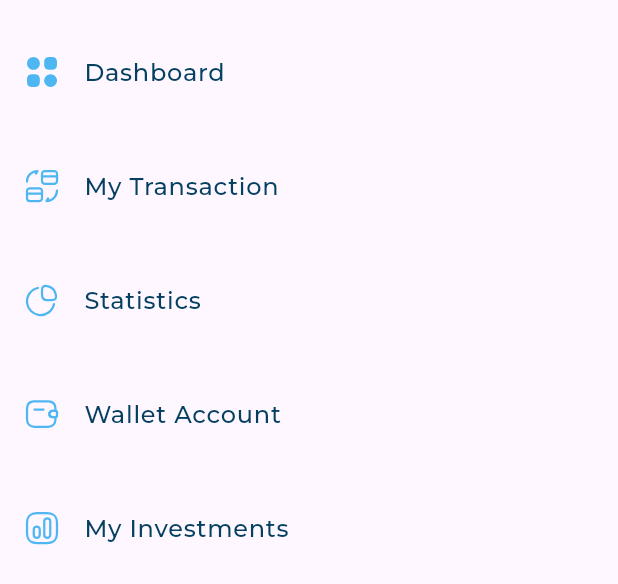
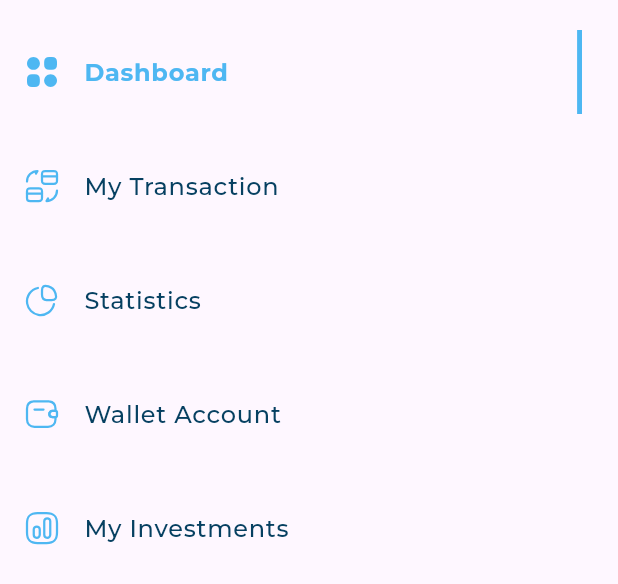
Before and after one commit to George-Anyas/Responsive_dash_board, a Flutter app: the DrawersItemsListView widget shown alone on an empty page, opened directly, on a phone screen of 412 x 824 dp. Shown: the top 584 px of the screen. Run offline on Flutter 3.47's test engine with Material 3 defaults, Android fonts, the phone set to English and light mode, and no system bars; our stand-ins replace flutter_svg; project files that could hold a hidden picture were left out.

Commit message:
create active drawe item

```diff
--- /dev/null
+++ b/lib/widget/active_and_inactive_drawer_item.dart
@@ -0,0 +1,52 @@
+import 'package:flutter/material.dart';
+import 'package:flutter_svg/svg.dart';
+import 'package:responsive_dash_bord/models/drawer_item_model.dart';
+import 'package:responsive_dash_bord/utils/app_style.dart';
+
+class InActiveDrawer extends StatelessWidget {
+  const InActiveDrawer({
+    super.key,
+    required this.drawerItemModel,
+  });
+
+  final DrawerItemModel drawerItemModel;
+
+  @override
+  Widget build(BuildContext context) {
+    return ListTile(
+      leading: SvgPicture.asset(drawerItemModel.image),
+      title: Text(
+        drawerItemModel.tilte,
+        style: AppStyles.styleMedium16(
+          context,
+        ),
+      ),
+    );
+  }
+}
+
+class ActiveDrawerItem extends StatelessWidget {
+  const ActiveDrawerItem({
+    super.key,
+    required this.drawerItemModel,
+  });
+
+  final DrawerItemModel drawerItemModel;
+
+  @override
+  Widget build(BuildContext context) {
+    return ListTile(
+      leading: SvgPicture.asset(drawerItemModel.image),
+      title: Text(
+        drawerItemModel.tilte,
+        style: AppStyles.styleBold16(
+          context,
+        ),
+      ),
+      trailing: Container(
+        width: 3.27,
+        color: Color(0xff4EB7F2),
+      ),
+    );
+  }
+}
--- a/lib/widget/drawer_item.dart
+++ b/lib/widget/drawer_item.dart
@@ -1,8 +1,8 @@
 import 'package:flutter/material.dart';
-import 'package:flutter_svg/svg.dart';
+
 import 'package:responsive_dash_bord/models/drawer_item_model.dart';
 
-import 'package:responsive_dash_bord/utils/app_style.dart';
+import 'package:responsive_dash_bord/widget/active_and_inactive_drawer_item.dart';
 
 class DrawerItem extends StatelessWidget {
   const DrawerItem(
@@ -11,14 +11,8 @@ class DrawerItem extends StatelessWidget {
   final bool isActive;
   @override
   Widget build(BuildContext context) {
-    return ListTile(
-      leading: SvgPicture.asset(drawerItemModel.image),
-      title: Text(
-        drawerItemModel.tilte,
-        style: AppStyles.styleMedium16(
-          context,
-        ),
-      ),
-    );
+    return isActive
+        ? ActiveDrawerItem(drawerItemModel: drawerItemModel)
+        : InActiveDrawer(drawerItemModel: drawerItemModel);
   }
 }
--- a/lib/widget/drawers_items_listView.dart
+++ b/lib/widget/drawers_items_listView.dart
@@ -50,7 +50,6 @@ class _DrawersItemsListViewState extends State<DrawersItemsListView> {
             setState(() {
               if (activeIndex != index) {
                 activeIndex = index;
-                print(activeIndex);
               }
             });
           },
```
